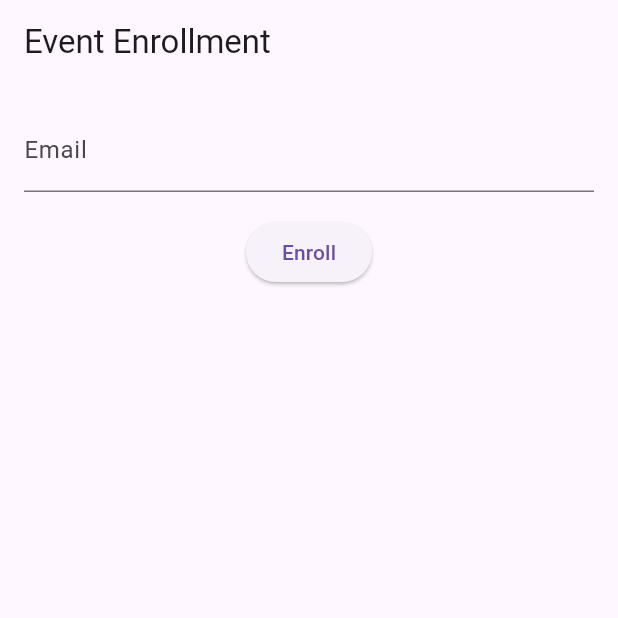
After one commit to melby-mariam/edum_1, a Flutter app: the EventEnrollmentPage screen opened directly, on a phone screen of 412 x 824 dp, the top half of it. The commit adds this screen. Run offline on Flutter 3.47's test engine with Material 3 defaults, Android fonts, the phone set to English and light mode, and no system bars; our stand-ins replace cloud_firestore, firebase_core, firebase_storage, flutter_spinkit, image_picker, permission_handler; missing offline and left inert: firebase_app_check, mailer; accounts and stored records are empty; network calls fail.

Commit message:
added mail

```diff
--- a/lib/event/event_dashboard.dart
+++ b/lib/event/event_dashboard.dart
@@ -3,6 +3,7 @@ import 'package:edum_1/event/event_posted.dart';
 import 'package:edum_1/event/notification.dart';
 import 'package:edum_1/common_pages/event_page.dart';
 import 'package:flutter/material.dart';
+import 'package:edum_1/event/event_mail.dart';
 
 class EventDashboard extends StatefulWidget {
   const EventDashboard({super.key});
--- /dev/null
+++ b/lib/event/event_mail.dart
@@ -0,0 +1,83 @@
+import 'package:flutter/material.dart';
+import 'package:mailer/mailer.dart'; // Import the mailer package
+import 'package:mailer/smtp_server.dart'; // Import the SMTP server class
+
+void main() {
+  runApp(MyApp());
+}
+
+class MyApp extends StatelessWidget {
+  @override
+  Widget build(BuildContext context) {
+    return MaterialApp(
+      title: 'Event Enrollment',
+      home: EventEnrollmentPage(),
+    );
+  }
+}
+
+class EventEnrollmentPage extends StatefulWidget {
+  @override
+  _EventEnrollmentPageState createState() => _EventEnrollmentPageState();
+}
+
+class _EventEnrollmentPageState extends State<EventEnrollmentPage> {
+  final _emailController = TextEditingController();
+
+  void _enrollInEvent() async {
+    final email = _emailController.text;
+
+    // Send the email notification
+    final smtpServer = gmailSaslXoauth2(
+      'your-gmail-email@gmail.com',
+      'your-gmail-app-password',
+    );
+    final message = Message()
+      ..from = Address('your-gmail-email@gmail.com', 'Event Organizer')
+      ..recipients.add(email)
+      ..subject = 'Event Enrollment Confirmation'
+      ..text = 'You have successfully enrolled in the event!';
+
+    try {
+      await send(message, smtpServer);
+      ScaffoldMessenger.of(context).showSnackBar(
+        SnackBar(
+          content: Text('Enrollment successful! Check your email.'),
+        ),
+      );
+    } catch (e) {
+      ScaffoldMessenger.of(context).showSnackBar(
+        SnackBar(
+          content: Text('Error sending email: $e'),
+        ),
+      );
+    }
+  }
+
+  @override
+  Widget build(BuildContext context) {
+    return Scaffold(
+      appBar: AppBar(
+        title: Text('Event Enrollment'),
+      ),
+      body: Padding(
+        padding: EdgeInsets.all(16.0),
+        child: Column(
+          children: [
+            TextField(
+              controller: _emailController,
+              decoration: InputDecoration(
+                labelText: 'Email',
+              ),
+            ),
+            SizedBox(height: 16.0),
+            ElevatedButton(
+              onPressed: _enrollInEvent,
+              child: Text('Enroll'),
+            ),
+          ],
+        ),
+      ),
+    );
+  }
+}
--- a/pubspec.yaml
+++ b/pubspec.yaml
@@ -49,6 +49,7 @@ dependencies:
   share_plus: ^8.0.3
   firebase_auth: ^4.19.2
   image_gallery_saver: ^2.0.3
+  mailer: ^6.1.0
 
 dev_dependencies:
   flutter_test:
```
Also changed, not shown: pubspec.lock.
